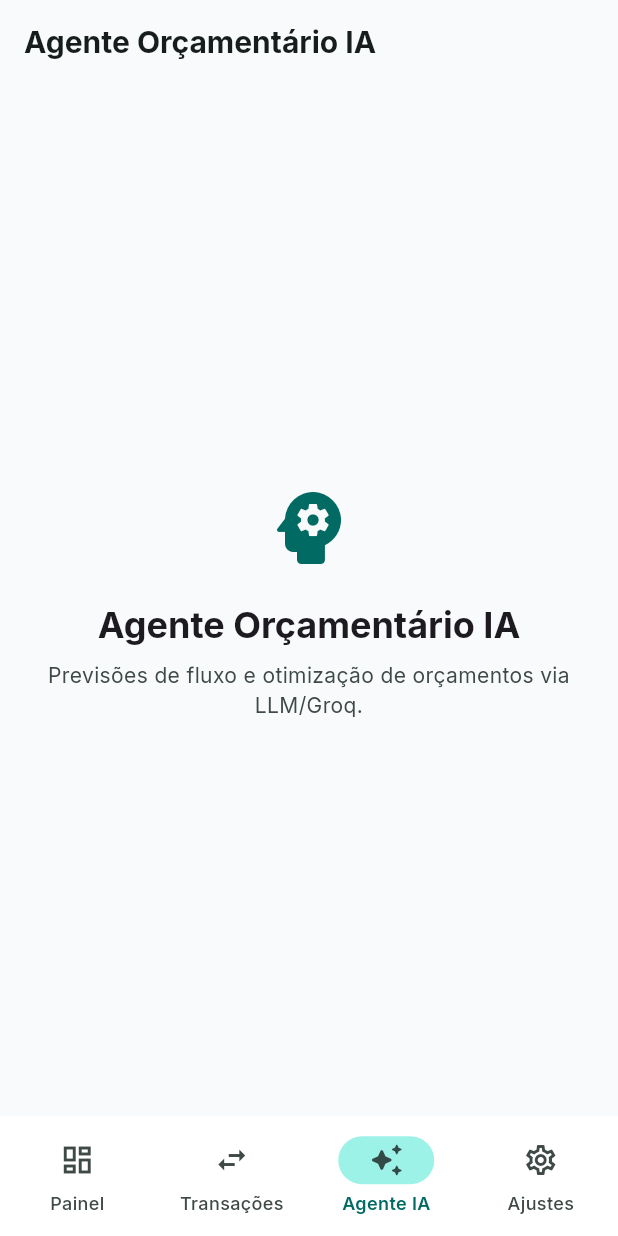
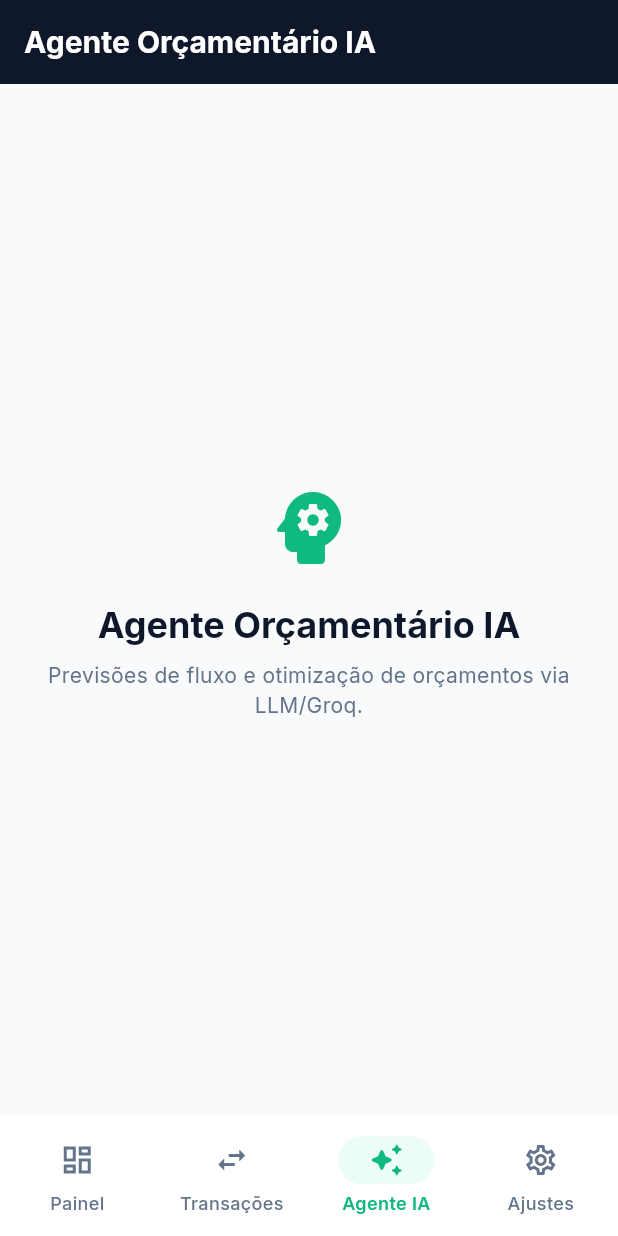
Before and after one commit to TacioMoreira25/GastoSync, a Flutter app: the screen it shows after launch, item 3 of the bottom bar chosen, on a phone screen of 412 x 824 dp. Run offline on Flutter 3.47's test engine with Material 3 defaults, Android fonts, the light colour scheme and no system bars; our stand-ins replace dio, drift, fl_chart, flutter_riverpod, freezed_annotation, go_router and 2 more; accounts and stored records are empty; generated files the repository leaves out were written again.

Commit message:
feat: Enhance implementation plan and visual specification for GastoSync v2

```diff
--- a/gastosync_app/lib/core/database/app_database.dart
+++ b/gastosync_app/lib/core/database/app_database.dart
@@ -1,10 +1,7 @@
-import 'dart:io';
 import 'package:drift/drift.dart';
-import 'package:drift/native.dart';
-import 'package:flutter/foundation.dart';
 import 'package:flutter_riverpod/flutter_riverpod.dart';
-import 'package:path/path.dart' as p;
-import 'package:path_provider/path_provider.dart';
+
+import 'connection/connection.dart' as impl;
 
 part 'app_database.g.dart';
 
@@ -63,7 +60,7 @@ class LocalAgentInsights extends Table {
   ],
 )
 class AppDatabase extends _$AppDatabase {
-  AppDatabase() : super(_openConnection());
+  AppDatabase() : super(impl.constructDb());
 
   AppDatabase.forTesting(super.executor);
 
@@ -128,17 +125,6 @@ class AppDatabase extends _$AppDatabase {
   }
 }
 
-LazyDatabase _openConnection() {
-  return LazyDatabase(() async {
-    if (kIsWeb) {
-      return NativeDatabase.memory();
-    }
-    final dbFolder = await getApplicationDocumentsDirectory();
-    final file = File(p.join(dbFolder.path, 'gastosync.sqlite'));
-    return NativeDatabase.createInBackground(file);
-  });
-}
-
 /// Provedor Riverpod para a instância do banco de dados Drift
 final appDatabaseProvider = Provider<AppDatabase>((ref) {
   final db = AppDatabase();
--- /dev/null
+++ b/gastosync_app/lib/core/database/connection/connection.dart
@@ -0,0 +1,4 @@
+export 'unsupported.dart'
+    if (dart.library.ffi) 'native.dart'
+    if (dart.library.html) 'web.dart'
+    if (dart.library.js_interop) 'web.dart';
--- /dev/null
+++ b/gastosync_app/lib/core/database/connection/native.dart
@@ -0,0 +1,13 @@
+import 'dart:io';
+import 'package:drift/drift.dart';
+import 'package:drift/native.dart';
+import 'package:path/path.dart' as p;
+import 'package:path_provider/path_provider.dart';
+
+QueryExecutor constructDb() {
+  return LazyDatabase(() async {
+    final dbFolder = await getApplicationDocumentsDirectory();
+    final file = File(p.join(dbFolder.path, 'gastosync.sqlite'));
+    return NativeDatabase.createInBackground(file);
+  });
+}
--- /dev/null
+++ b/gastosync_app/lib/core/database/connection/unsupported.dart
@@ -0,0 +1,5 @@
+import 'package:drift/drift.dart';
+
+QueryExecutor constructDb() => throw UnsupportedError(
+      'Cannot create a database without dart:html, dart:js_interop or dart:io',
+    );
--- /dev/null
+++ b/gastosync_app/lib/core/database/connection/web.dart
@@ -0,0 +1,13 @@
+import 'package:drift/drift.dart';
+import 'package:drift/wasm.dart';
+
+QueryExecutor constructDb() {
+  return LazyDatabase(() async {
+    final result = await WasmDatabase.open(
+      databaseName: 'gastosync_web',
+      sqlite3Uri: Uri.parse('sqlite3.wasm'),
+      driftWorkerUri: Uri.parse('drift_worker.js'),
+    );
+    return result.resolvedExecutor;
+  });
+}
--- a/gastosync_app/lib/core/theme/app_theme.dart
+++ b/gastosync_app/lib/core/theme/app_theme.dart
@@ -4,31 +4,254 @@ import 'package:google_fonts/google_fonts.dart';
 class AppTheme {
   AppTheme._();
 
-  static const Color primarySeedColor = Color(0xFF0F766E); // Teal 700
-  static const Color secondarySeedColor = Color(0xFF0284C7); // Sky 600
-  static const Color tertiarySeedColor = Color(0xFFF59E0B); // Amber 500
+  // ---------------------------------------------------------------------------
+  // DESIGN TOKENS V2 (FIGMA PROTOTYPE PALETTE)
+  // ---------------------------------------------------------------------------
+  /// Navy Escuro (Header Mobile, Sidebar Web, Hero Card e FAB G✨)
+  static const Color navyDark = Color(0xFF0F172A); // Slate 900
+  static const Color navySurface = Color(0xFF1E293B); // Slate 800
+  static const Color navyBorder = Color(0xFF334155); // Slate 700
+
+  /// Verde Esmeralda Primário (Botão +, Destaques, Receitas e Barras Saudáveis)
+  static const Color emeraldPrimary = Color(0xFF10B981); // Emerald 500
+  static const Color emeraldDark = Color(0xFF059669); // Emerald 600
+  static const Color emeraldDeep = Color(0xFF047857); // Emerald 700
+  static const Color emeraldBadgeBg = Color(0xFFD1FAE5); // Emerald 100
+  static const Color emeraldSoftBg = Color(0xFFECFDF5); // Emerald 50
+
+  /// Alerta / Limite Próximo (Burn Rate, Pendente local, Barras > 80%)
+  static const Color warningAmber = Color(0xFFF59E0B); // Amber 500
+  static const Color warningDark = Color(0xFFD97706); // Amber 600
+  static const Color warningBadgeBg = Color(0xFFFEF3C7); // Amber 100
+  static const Color warningBorder = Color(0xFFFCD34D); // Amber 300
+
+  /// Fundos, Superfícies, Bordas e Tipografia
+  static const Color backgroundLight = Color(0xFFF8FAFC); // Slate 50
+  static const Color cardSurface = Color(0xFFFFFFFF);
+  static const Color cardBorder = Color(0xFFE2E8F0); // Slate 200
+  static const Color subtleSurface = Color(0xFFF1F5F9); // Slate 100
+  static const Color textPrimary = Color(0xFF0F172A); // Slate 900
+  static const Color textSecondary = Color(0xFF475569); // Slate 600
+  static const Color textMuted = Color(0xFF64748B); // Slate 500
+
+  // Compatibilidade com referências existentes
+  static const Color primarySeedColor = emeraldPrimary;
+  static const Color secondarySeedColor = navyDark;
+  static const Color tertiarySeedColor = warningAmber;
   static const Color errorColor = Color(0xFFDC2626); // Red 600
+
+  // ---------------------------------------------------------------------------
+  // REUSABLE CARD & BADGE STYLES (PROTOTYPE V2)
+  // ---------------------------------------------------------------------------
+  static BoxDecoration get whiteCardDecoration => BoxDecoration(
+        color: cardSurface,
+        borderRadius: BorderRadius.circular(16),
+        border: Border.all(color: cardBorder, width: 1),
+      );
+
+  static BoxDecoration get heroNavyCardDecoration => BoxDecoration(
+        color: navyDark,
+        borderRadius: BorderRadius.circular(20),
+        border: Border.all(color: navyBorder.withValues(alpha: 0.6), width: 1),
+      );
+
+  static BoxDecoration get warningBannerDecoration => BoxDecoration(
+        color: warningBadgeBg,
+        borderRadius: BorderRadius.circular(12),
+        border: Border.all(color: warningBorder, width: 1),
+      );
+
+  static BoxDecoration get emeraldBadgeDecoration => BoxDecoration(
+        color: emeraldBadgeBg,
+        borderRadius: BorderRadius.circular(999),
+      );
+
+  static BoxDecoration get warningBadgeDecoration => BoxDecoration(
+        color: warningBadgeBg,
+        borderRadius: BorderRadius.circular(999),
+      );
+
+  static BoxDecoration get subtleInsightBannerDecoration => BoxDecoration(
+        color: subtleSurface,
+        borderRadius: BorderRadius.circular(12),
+        border: Border.all(color: cardBorder, width: 1),
+      );
 
   // ---------------------------------------------------------------------------
   // LIGHT THEME
   // ---------------------------------------------------------------------------
   static ThemeData get lightTheme {
-    final colorScheme = ColorScheme.fromSeed(
-      seedColor: primarySeedColor,
-      secondary: secondarySeedColor,
-      tertiary: tertiarySeedColor,
+    final baseScheme = ColorScheme.fromSeed(
+      seedColor: emeraldPrimary,
+      brightness: Brightness.light,
+      surface: backgroundLight,
+    );
+
+    final colorScheme = baseScheme.copyWith(
+      primary: emeraldPrimary,
+      onPrimary: Colors.white,
+      primaryContainer: emeraldBadgeBg,
+      onPrimaryContainer: emeraldDeep,
+      secondary: navyDark,
+      onSecondary: Colors.white,
+      secondaryContainer: subtleSurface,
+      onSecondaryContainer: navyDark,
+      tertiary: warningAmber,
+      onTertiary: Colors.white,
+      tertiaryContainer: warningBadgeBg,
+      onTertiaryContainer: warningDark,
       error: errorColor,
-      brightness: Brightness.light,
-      surface: const Color(0xFFF8FAFC), // Slate 50
+      surface: backgroundLight,
+      onSurface: textPrimary,
+      onSurfaceVariant: textMuted,
+      outline: cardBorder,
+      outlineVariant: cardBorder,
     );
 
     return ThemeData(
       useMaterial3: true,
       colorScheme: colorScheme,
-      scaffoldBackgroundColor: colorScheme.surface,
-      textTheme: GoogleFonts.interTextTheme(ThemeData.light().textTheme),
+      scaffoldBackgroundColor: backgroundLight,
+      textTheme: GoogleFonts.interTextTheme(ThemeData.light().textTheme).apply(
+        bodyColor: textPrimary,
+        displayColor: textPrimary,
+      ),
       appBarTheme: AppBarTheme(
-        backgroundColor: colorScheme.surface,
+        backgroundColor: navyDark,
+        foregroundColor: Colors.white,
+        surfaceTintColor: Colors.transparent,
+        elevation: 0,
+        scrolledUnderElevation: 0,
+        centerTitle: false,
+        titleTextStyle: GoogleFonts.inter(
+          fontSize: 20,
+          fontWeight: FontWeight.w700,
+          color: Colors.white,
+        ),
+        iconTheme: const IconThemeData(color: Colors.white),
+      ),
+      cardTheme: CardThemeData(
+        color: cardSurface,
+        surfaceTintColor: Colors.transparent,
+        elevation: 0,
+        margin: EdgeInsets.zero,
+        shape: RoundedRectangleBorder(
+          borderRadius: BorderRadius.circular(16),
+          side: const BorderSide(
+            color: cardBorder,
+            width: 1,
+          ),
+        ),
+      ),
+      chipTheme: ChipThemeData(
+        backgroundColor: cardSurface,
+        selectedColor: navyDark,
+        secondarySelectedColor: emeraldBadgeBg,
+        side: const BorderSide(color: cardBorder),
+        shape: RoundedRectangleBorder(
+          borderRadius: BorderRadius.circular(999),
+        ),
+        labelStyle: GoogleFonts.inter(
+          fontSize: 13,
+          fontWeight: FontWeight.w500,
+          color: textSecondary,
+        ),
+        secondaryLabelStyle: GoogleFonts.inter(
+          fontSize: 13,
+          fontWeight: FontWeight.w600,
+          color: Colors.white,
+        ),
+      ),
+      filledButtonTheme: FilledButtonThemeData(
+        style: FilledButton.styleFrom(
+          backgroundColor: emeraldPrimary,
+          foregroundColor: Colors.white,
+          textStyle: GoogleFonts.inter(
+            fontSize: 15,
+            fontWeight: FontWeight.w600,
+          ),
+          shape: RoundedRectangleBorder(
+            borderRadius: BorderRadius.circular(12),
+          ),
+          padding: const EdgeInsets.symmetric(horizontal: 20, vertical: 14),
+        ),
+      ),
+      navigationBarTheme: NavigationBarThemeData(
+        backgroundColor: cardSurface,
+        surfaceTintColor: Colors.transparent,
+        elevation: 2,
+        indicatorColor: emeraldSoftBg,
+        iconTheme: WidgetStateProperty.resolveWith((states) {
+          if (states.contains(WidgetState.selected)) {
+            return const IconThemeData(color: emeraldPrimary, size: 24);
+          }
+          return const IconThemeData(color: textMuted, size: 24);
+        }),
+        labelTextStyle: WidgetStateProperty.resolveWith((states) {
+          if (states.contains(WidgetState.selected)) {
+            return GoogleFonts.inter(
+              fontSize: 12,
+              fontWeight: FontWeight.w600,
+              color: emeraldPrimary,
+            );
+          }
+          return GoogleFonts.inter(
+            fontSize: 12,
+            fontWeight: FontWeight.w500,
+            color: textMuted,
+          );
+        }),
+      ),
+      navigationRailTheme: NavigationRailThemeData(
+        backgroundColor: navyDark,
+        elevation: 0,
+        indicatorColor: emeraldPrimary.withValues(alpha: 0.18),
+        selectedIconTheme: const IconThemeData(color: emeraldPrimary),
+        unselectedIconTheme: const IconThemeData(color: Color(0xFF94A3B8)),
+        selectedLabelTextStyle: GoogleFonts.inter(
+          fontSize: 13,
+          fontWeight: FontWeight.w600,
+          color: Colors.white,
+        ),
+        unselectedLabelTextStyle: GoogleFonts.inter(
+          fontSize: 13,
+          fontWeight: FontWeight.w500,
+          color: const Color(0xFF94A3B8),
+        ),
+      ),
+    );
+  }
+
+  // ---------------------------------------------------------------------------
+  // DARK THEME
+  // ---------------------------------------------------------------------------
+  static ThemeData get darkTheme {
+    final baseScheme = ColorScheme.fromSeed(
+      seedColor: emeraldPrimary,
+      brightness: Brightness.dark,
+      surface: navyDark,
+    );
+
+    final colorScheme = baseScheme.copyWith(
+      primary: emeraldPrimary,
+      onPrimary: Colors.white,
+      primaryContainer: emeraldDeep,
+      onPrimaryContainer: emeraldBadgeBg,
+      secondary: emeraldPrimary,
+      tertiary: warningAmber,
+      error: errorColor,
+      surface: navyDark,
+      outline: navyBorder,
+      outlineVariant: navyBorder,
+    );
+
+    return ThemeData(
+      useMaterial3: true,
+      colorScheme: colorScheme,
+      scaffoldBackgroundColor: navyDark,
+      textTheme: GoogleFonts.interTextTheme(ThemeData.dark().textTheme),
+      appBarTheme: AppBarTheme(
+        backgroundColor: navyDark,
         surfaceTintColor: Colors.transparent,
         elevation: 0,
         scrolledUnderElevation: 0.5,
@@ -41,27 +264,28 @@ class AppTheme {
         iconTheme: IconThemeData(color: colorScheme.onSurface),
       ),
       cardTheme: CardThemeData(
-        color: Colors.white,
+        color: navySurface,
+        surfaceTintColor: Colors.transparent,
         elevation: 0,
         margin: EdgeInsets.zero,
         shape: RoundedRectangleBorder(
           borderRadius: BorderRadius.circular(16),
-          side: BorderSide(
-            color: colorScheme.outlineVariant.withValues(alpha: 0.5),
+          side: const BorderSide(
+            color: navyBorder,
             width: 1,
           ),
         ),
       ),
       navigationBarTheme: NavigationBarThemeData(
-        backgroundColor: Colors.white,
+        backgroundColor: navySurface,
         elevation: 2,
-        indicatorColor: colorScheme.primaryContainer,
+        indicatorColor: emeraldDeep.withValues(alpha: 0.4),
         labelTextStyle: WidgetStateProperty.resolveWith((states) {
           if (states.contains(WidgetState.selected)) {
             return GoogleFonts.inter(
               fontSize: 12,
               fontWeight: FontWeight.w600,
-              color: colorScheme.primary,
+              color: emeraldPrimary,
             );
           }
           return GoogleFonts.inter(
@@ -72,93 +296,13 @@ class AppTheme {
         }),
       ),
       navigationRailTheme: NavigationRailThemeData(
-        backgroundColor: Colors.white,
+        backgroundColor: navyDark,
         elevation: 1,
-        indicatorColor: colorScheme.primaryContainer,
+        indicatorColor: emeraldDeep.withValues(alpha: 0.4),
         selectedLabelTextStyle: GoogleFonts.inter(
           fontSize: 13,
           fontWeight: FontWeight.w600,
-          color: colorScheme.primary,
-        ),
-        unselectedLabelTextStyle: GoogleFonts.inter(
-          fontSize: 13,
-          fontWeight: FontWeight.w500,
-          color: colorScheme.onSurfaceVariant,
-        ),
-      ),
-    );
-  }
-
-  // ---------------------------------------------------------------------------
-  // DARK THEME
-  // ---------------------------------------------------------------------------
-  static ThemeData get darkTheme {
-    final colorScheme = ColorScheme.fromSeed(
-      seedColor: primarySeedColor,
-      secondary: secondarySeedColor,
-      tertiary: tertiarySeedColor,
-      error: errorColor,
-      brightness: Brightness.dark,
-      surface: const Color(0xFF0F172A), // Slate 900
-    );
-
-    return ThemeData(
-      useMaterial3: true,
-      colorScheme: colorScheme,
-      scaffoldBackgroundColor: colorScheme.surface,
-      textTheme: GoogleFonts.interTextTheme(ThemeData.dark().textTheme),
-      appBarTheme: AppBarTheme(
-        backgroundColor: colorScheme.surface,
-        surfaceTintColor: Colors.transparent,
-        elevation: 0,
-        scrolledUnderElevation: 0.5,
-        centerTitle: false,
-        titleTextStyle: GoogleFonts.inter(
-          fontSize: 20,
-          fontWeight: FontWeight.w700,
-          color: colorScheme.onSurface,
-        ),
-        iconTheme: IconThemeData(color: colorScheme.onSurface),
-      ),
-      cardTheme: CardThemeData(
-        color: const Color(0xFF1E293B), // Slate 800
-        elevation: 0,
-        margin: EdgeInsets.zero,
-        shape: RoundedRectangleBorder(
-          borderRadius: BorderRadius.circular(16),
-          side: BorderSide(
-            color: colorScheme.outlineVariant.withValues(alpha: 0.2),
-            width: 1,
-          ),
-        ),
-      ),
-      navigationBarTheme: NavigationBarThemeData(
-        backgroundColor: const Color(0xFF1E293B),
-        elevation: 2,
-        indicatorColor: colorScheme.primaryContainer,
-        labelTextStyle: WidgetStateProperty.resolveWith((states) {
-          if (states.contains(WidgetState.selected)) {
-            return GoogleFonts.inter(
-              fontSize: 12,
-              fontWeight: FontWeight.w600,
-              color: colorScheme.primary,
-            );
-          }
-          return GoogleFonts.inter(
-            fontSize: 12,
-            fontWeight: FontWeight.w500,
-            color: colorScheme.onSurfaceVariant,
-          );
-        }),
-      ),
-      navigationRailTheme: NavigationRailThemeData(
-        backgroundColor: const Color(0xFF1E293B),
-        elevation: 1,
-        indicatorColor: colorScheme.primaryContainer,
-        selectedLabelTextStyle: GoogleFonts.inter(
-          fontSize: 13,
-          fontWeight: FontWeight.w600,
-          color: colorScheme.primary,
+          color: emeraldPrimary,
         ),
         unselectedLabelTextStyle: GoogleFonts.inter(
           fontSize: 13,
```
Also changed, not shown: 4 other files.
